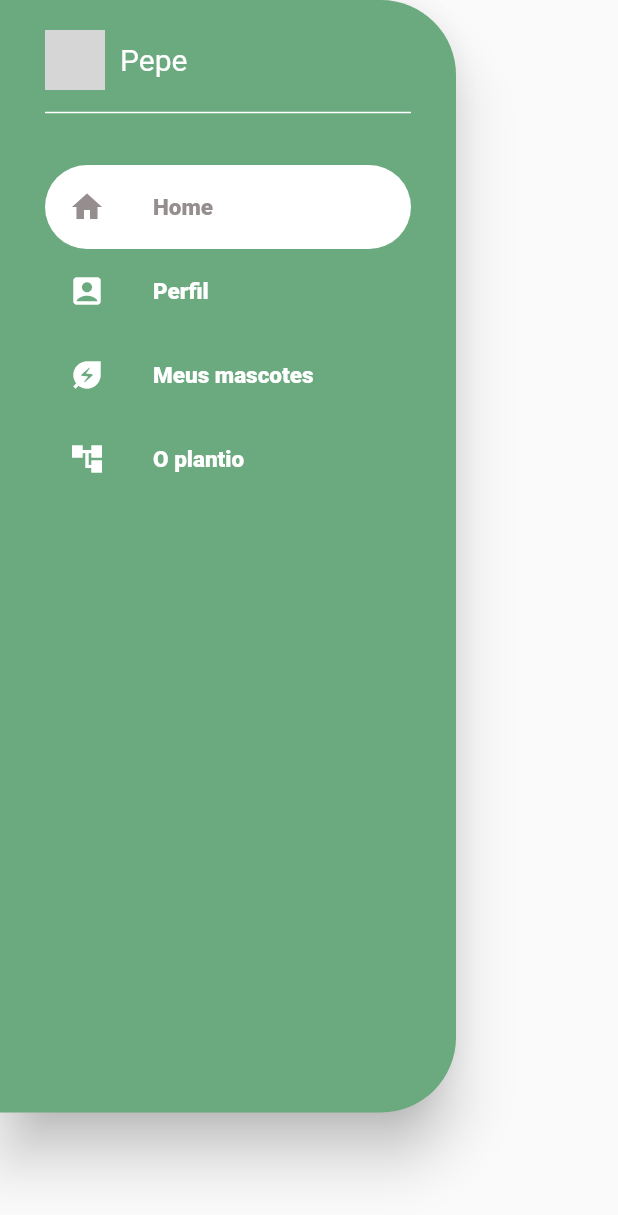
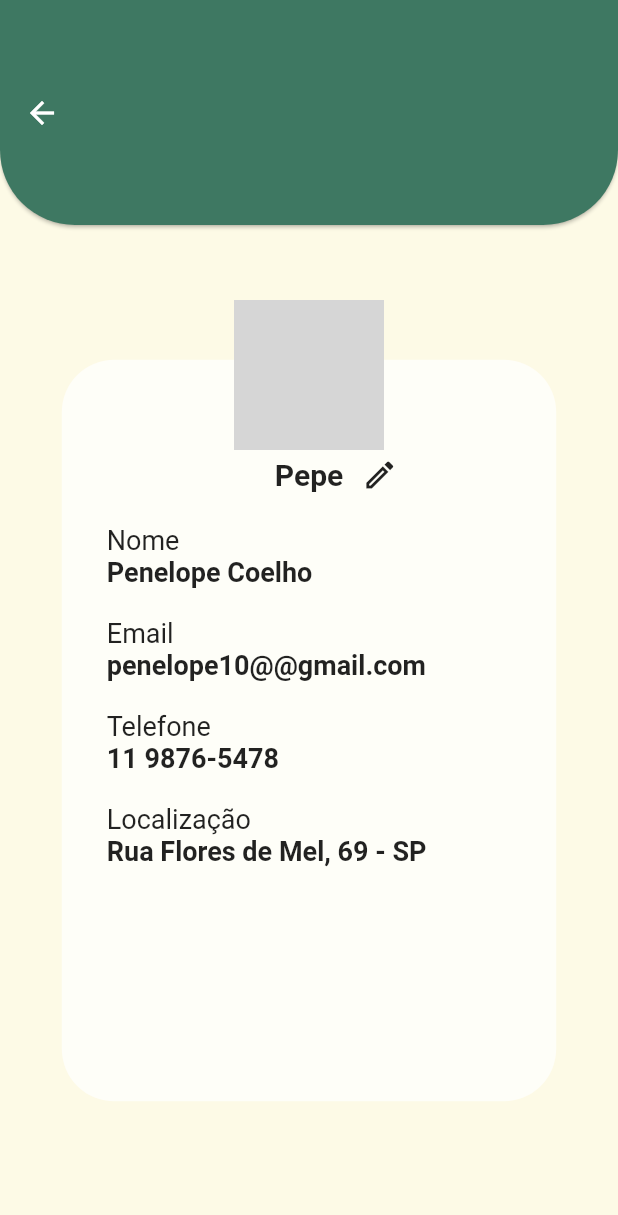
Before and after one commit to gianlucampos/plant_app, a Flutter app: the DrawerWidget widget shown alone on an empty page, opened directly, after a tap on "Home", on a phone screen of 412 x 824 dp. Shown: the top 1215 px of the screen. Run offline on Flutter 3.47's test engine with Material 2 defaults, Android fonts, the phone set to English and light mode, and no system bars; network calls fail; grey boxes are pictures that could not be loaded.

Commit message:
Criado tela perfil

```diff
--- /dev/null
+++ b/lib/component/circle_avatar_component.dart
@@ -0,0 +1,13 @@
+import 'package:flutter/material.dart';
+
+const linkAvatar = '''
+https://encrypted-tbn0.gstatic.com/images?q=tbn:ANd9GcTnLaFPMPSwjs6J-eESrFLRymDkDBQQ_Q7Wpw&usqp=CAU
+''';
+
+CircleAvatar circleAvatar({double? size}) {
+  return CircleAvatar(
+    radius: size ??= 20,
+    backgroundImage: const NetworkImage(linkAvatar),
+    backgroundColor: Colors.transparent,
+  );
+}
--- /dev/null
+++ b/lib/pages/home/profile_page.dart
@@ -0,0 +1,84 @@
+import 'package:flutter/material.dart';
+import 'package:plant_app/component/circle_avatar_component.dart';
+import 'package:plant_app/core/app_colors.dart';
+
+class ProfilePage extends StatelessWidget {
+  const ProfilePage({Key? key}) : super(key: key);
+
+  @override
+  Widget build(BuildContext context) {
+    return Scaffold(
+      appBar: AppBar(
+        toolbarHeight: 150,
+        backgroundColor: AppColors.green,
+        elevation: 1,
+        shape: const RoundedRectangleBorder(
+          borderRadius: BorderRadius.vertical(bottom: Radius.circular(50))
+        ),
+      ),
+      backgroundColor: AppColors.background,
+      body: Center(
+        child: Container(
+          height: MediaQuery.of(context).size.height * 0.6,
+          width: MediaQuery.of(context).size.width * 0.8,
+          decoration: BoxDecoration(
+              color: Colors.white70, borderRadius: BorderRadius.circular(35)),
+          child: Column(
+            children: [
+              SizedBox(
+                height: 30,
+                child: Stack(
+                  clipBehavior: Clip.none,
+                  alignment: Alignment.center,
+                  children: [
+                    Positioned(
+                      top: -40,
+                      child: SizedBox(child: circleAvatar(size: 50)),
+                    ),
+                    const Positioned(
+                      top: 65,
+                      child: Text(
+                        'Pepe',
+                        style: TextStyle(
+                            fontSize: 20, fontWeight: FontWeight.bold),
+                      ),
+                    ),
+                    const Positioned(
+                      top: 65,
+                      left: 200,
+                      child: Icon(Icons.edit_outlined),
+                    ),
+                    const Positioned(
+                      top: 110,
+                      left: 30,
+                      child: Column(
+                        crossAxisAlignment: CrossAxisAlignment.start,
+                        mainAxisAlignment: MainAxisAlignment.start,
+                        children: [
+                          Text('Nome', style: TextStyle(fontSize: 18)),
+                          Text('Penelope Coelho', style: TextStyle(fontSize: 18, fontWeight: FontWeight.bold)),
+                          SizedBox(height: 20),
+                          Text('Email', style: TextStyle(fontSize: 18)),
+                          Text('penelope10@@gmail.com', style: TextStyle(fontSize: 18, fontWeight: FontWeight.bold)),
+                          SizedBox(height: 20),
+                          Text('Telefone', style: TextStyle(fontSize: 18)),
+                          Text('11 9876-5478', style: TextStyle(fontSize: 18, fontWeight: FontWeight.bold)),
+                          SizedBox(height: 20),
+                          Text('Localização', style: TextStyle(fontSize: 18)),
+                          Text('Rua Flores de Mel, 69 - SP', style: TextStyle(fontSize: 18, fontWeight: FontWeight.bold)),
+                        ],
+                      ),
+                    )
+                  ],
+                ),
+              ),
+              // _buildForm()
+            ],
+          ),
+        ),
+      ),
+    );
+  }
+
+
+}
--- a/lib/pages/home/widgets/drawer_widget.dart
+++ b/lib/pages/home/widgets/drawer_widget.dart
@@ -1,11 +1,16 @@
 import 'package:flutter/material.dart';
+import 'package:plant_app/component/circle_avatar_component.dart';
 import 'package:plant_app/core/app_colors.dart';
+import 'package:plant_app/pages/home/profile_page.dart';
 
-const linkAvatar =
-    '''
-https://encrypted-tbn0.gstatic.com/images?q=tbn:ANd9GcTnLaFPMPSwjs6J-eESrFLRymDkDBQQ_Q7Wpw&usqp=CAU    ''';
-const linkAvatar2 =
-    'https://img.freepik.com/free-icon/user_318-644360.jpg?size=626&ext=jpg';
+Map<String, Widget> routes = {
+  'homePage': ProfilePage(),
+  'profilePage': ProfilePage(),
+  'mascotsPage': ProfilePage(),
+  'plantingInfoPage': ProfilePage(),
+};
+
+enum RoutePage { homePage, profilePage, mascotsPage, plantingInfoPage }
 
 class DrawerWidget extends StatefulWidget {
   const DrawerWidget({
@@ -17,15 +22,21 @@ class DrawerWidget extends StatefulWidget {
 }
 
 class _DrawerWidgetState extends State<DrawerWidget> {
-  int _selectedIndex = 0;
+  RoutePage _selectedIndex = RoutePage.homePage;
 
-  void _onItemTapped(int index) {
+  void _onItemTapped(RoutePage index) {
     setState(() {
       _selectedIndex = index;
     });
+
+    Widget page = routes[_selectedIndex.name] as Widget;
+    Navigator.push(
+      context,
+      MaterialPageRoute(builder: (context) => page),
+    );
   }
 
-  Color _chooseColor(int index) {
+  Color _chooseColor(RoutePage index) {
     return _selectedIndex == index ? AppColors.drawerIcons : Colors.white;
   }
 
@@ -46,15 +57,11 @@ class _DrawerWidgetState extends State<DrawerWidget> {
           child: Column(
             crossAxisAlignment: CrossAxisAlignment.start,
             children: [
-              const Row(
+              Row(
                 children: [
-                  CircleAvatar(
-                    radius: 20,
-                    backgroundImage: NetworkImage(linkAvatar),
-                    backgroundColor: Colors.transparent,
-                  ),
-                  SizedBox(width: 10),
-                  Text('Pepe',
+                  circleAvatar(),
+                  const SizedBox(width: 10),
+                  const Text('Pepe',
                       style: TextStyle(fontSize: 20, color: Colors.white))
                 ],
               ),
@@ -63,43 +70,45 @@ class _DrawerWidgetState extends State<DrawerWidget> {
               ListTile(
                 title: Text('Home',
                     style: TextStyle(
-                      color: _chooseColor(0),
+                      color: _chooseColor(RoutePage.homePage),
                       fontWeight: FontWeight.w800,
                       fontSize: 15,
                     )),
-                leading: Icon(Icons.home, color: _chooseColor(0)),
-                selected: _selectedIndex == 0,
+                leading:
+                    Icon(Icons.home, color: _chooseColor(RoutePage.homePage)),
+                selected: _selectedIndex == RoutePage.homePage,
+                onTap: () => _onItemTapped(RoutePage.homePage),
                 selectedTileColor: Colors.white,
-                onTap: () => _onItemTapped(0),
                 shape: RoundedRectangleBorder(
                     borderRadius: BorderRadius.circular(40)),
               ),
               ListTile(
                 title: Text('Perfil',
                     style: TextStyle(
-                      color: _chooseColor(1),
+                      color: _chooseColor(RoutePage.profilePage),
                       fontWeight: FontWeight.w800,
                       fontSize: 15,
                     )),
-                leading: Icon(Icons.account_box, color: _chooseColor(1)),
-                selected: _selectedIndex == 1,
+                leading: Icon(Icons.account_box,
+                    color: _chooseColor(RoutePage.profilePage)),
+                selected: _selectedIndex == RoutePage.profilePage,
+                onTap: () => _onItemTapped(RoutePage.profilePage),
                 selectedTileColor: Colors.white,
-                onTap: () => _onItemTapped(1),
                 shape: RoundedRectangleBorder(
                     borderRadius: BorderRadius.circular(40)),
               ),
               ListTile(
                 title: Text('Meus mascotes',
                     style: TextStyle(
-                      color: _chooseColor(2),
+                      color: _chooseColor(RoutePage.mascotsPage),
                       fontWeight: FontWeight.w800,
                       fontSize: 15,
                     )),
-                leading:
-                    Icon(Icons.energy_savings_leaf, color: _chooseColor(2)),
-                selected: _selectedIndex == 2,
+                leading: Icon(Icons.energy_savings_leaf,
+                    color: _chooseColor(RoutePage.mascotsPage)),
+                selected: _selectedIndex == RoutePage.mascotsPage,
+                onTap: () => _onItemTapped(RoutePage.mascotsPage),
                 selectedTileColor: Colors.white,
-                onTap: () => _onItemTapped(2),
                 shape: RoundedRectangleBorder(
                     borderRadius: BorderRadius.circular(40)),
               ),
@@ -107,14 +116,15 @@ class _DrawerWidgetState extends State<DrawerWidget> {
                 selectedColor: Colors.white,
                 title: Text('O plantio',
                     style: TextStyle(
-                      color: _chooseColor(3),
+                      color: _chooseColor(RoutePage.mascotsPage),
                       fontWeight: FontWeight.w800,
                       fontSize: 15,
                     )),
-                leading: Icon(Icons.account_tree, color: _chooseColor(3)),
-                selected: _selectedIndex == 3,
+                leading: Icon(Icons.account_tree,
+                    color: _chooseColor(RoutePage.mascotsPage)),
+                selected: _selectedIndex == RoutePage.mascotsPage,
+                onTap: () => _onItemTapped(RoutePage.mascotsPage),
                 selectedTileColor: Colors.white,
-                onTap: () => _onItemTapped(3),
                 shape: RoundedRectangleBorder(
                     borderRadius: BorderRadius.circular(40)),
               ),
```
